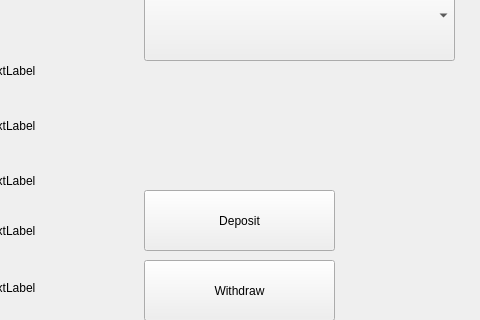
The window that mainwindow.ui (NandhiniRam2005/CS3505-Group-Assignment9-LifeInvestor) describes before a commit, drawn with Qt 5; both pictures show x 86 to 566 and y 109 to 429 of the 800 by 599 pixel window.
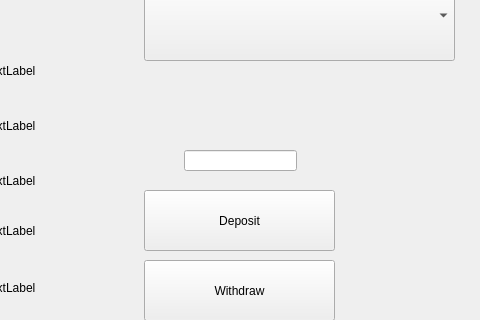
The same window after the commit. Icons and pictures are not drawn.

```diff
--- a/mainwindow.ui
+++ b/mainwindow.ui
@@ -1997,6 +1997,16 @@
        <string>Deposit</string>
       </property>
      </widget>
+     <widget class="QLineEdit" name="cdInputAmount">
+      <property name="geometry">
+       <rect>
+        <x>270</x>
+        <y>230</y>
+        <width>113</width>
+        <height>21</height>
+       </rect>
+      </property>
+     </widget>
     </widget>
    </widget>
    <widget class="QPushButton" name="settingsButton">
```
